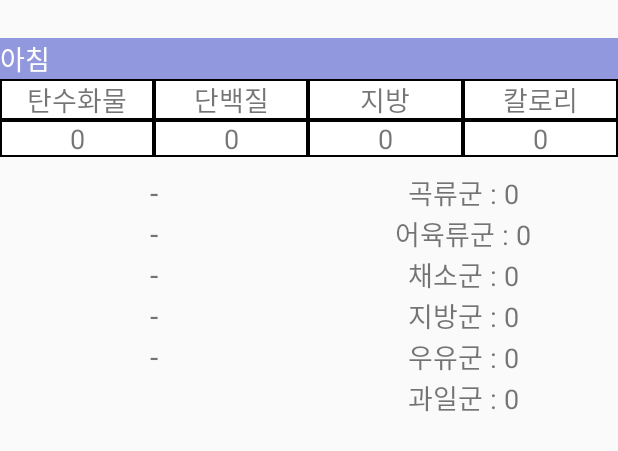
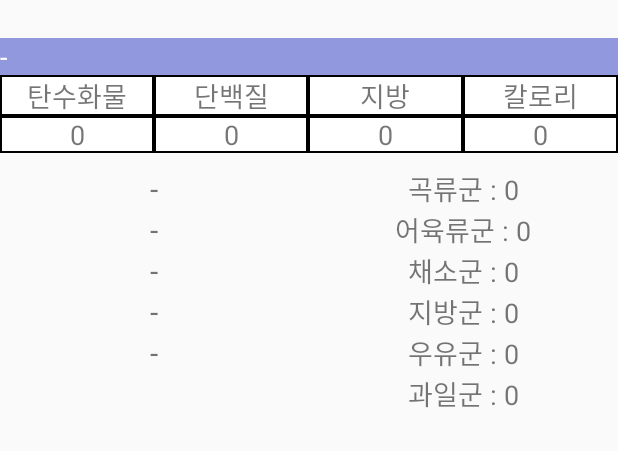
Before and after one commit to zgustn97/Dang, an Android app: the layout food_layout.xml on its own in the app's theme, with its tools: preview values and no code run, on a phone screen of 412 x 824 dp. Shown: the top 451 px of the screen. Run offline under Robolectric (Android 15) with nearby library versions, the phone set to English and light mode, and no system bars; Roboto replaces fonts that are not available here.

Commit message:
테이블 수정

```diff
--- a/app/src/main/res/layout/food_layout.xml
+++ b/app/src/main/res/layout/food_layout.xml
@@ -6,12 +6,13 @@
 
     <!-- 아침 -->
     <TextView
+        android:id="@+id/time"
+        android:text="-"
         android:layout_width="match_parent"
         android:layout_height="wrap_content"
         android:layout_marginTop="@dimen/item_distance"
         android:background="@color/purple_200"
         android:textColor="@color/white"
-        android:text="아침"
         android:textSize="@dimen/sub_font_size" />
 
     <LinearLayout
--- a/app/src/main/res/values/dimens.xml
+++ b/app/src/main/res/values/dimens.xml
@@ -4,11 +4,11 @@
     <dimen name="activity_vertical_margin">16dp</dimen>
 
     <!-- Font Size -->
-    <dimen name="high_font_size">36sp</dimen>
-    <dimen name="nor_font_size">20sp</dimen>
-    <dimen name="sub_font_size">18sp</dimen>
+    <dimen name="high_font_size">36dp</dimen>
+    <dimen name="nor_font_size">20dp</dimen>
+    <dimen name="sub_font_size">18dp</dimen>
 
     <!-- Layout Size -->
-    <dimen name="item_distance">25sp</dimen>
-    <dimen name="in_item_distance">10sp</dimen>
+    <dimen name="item_distance">25dp</dimen>
+    <dimen name="in_item_distance">10dp</dimen>
 </resources>
```
